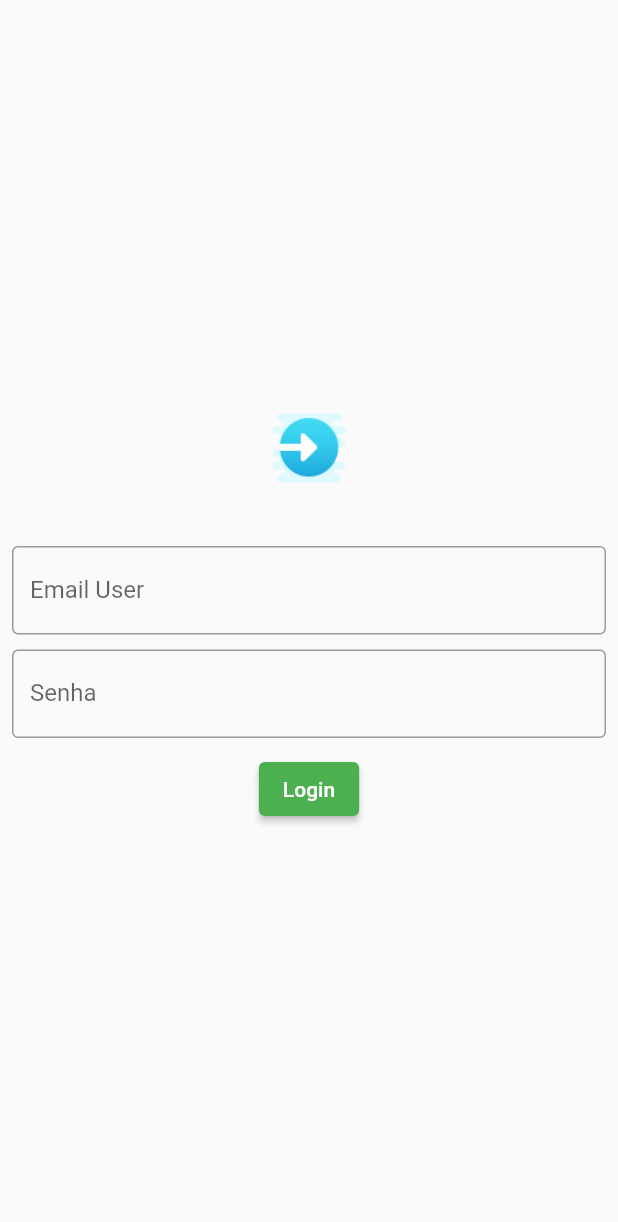
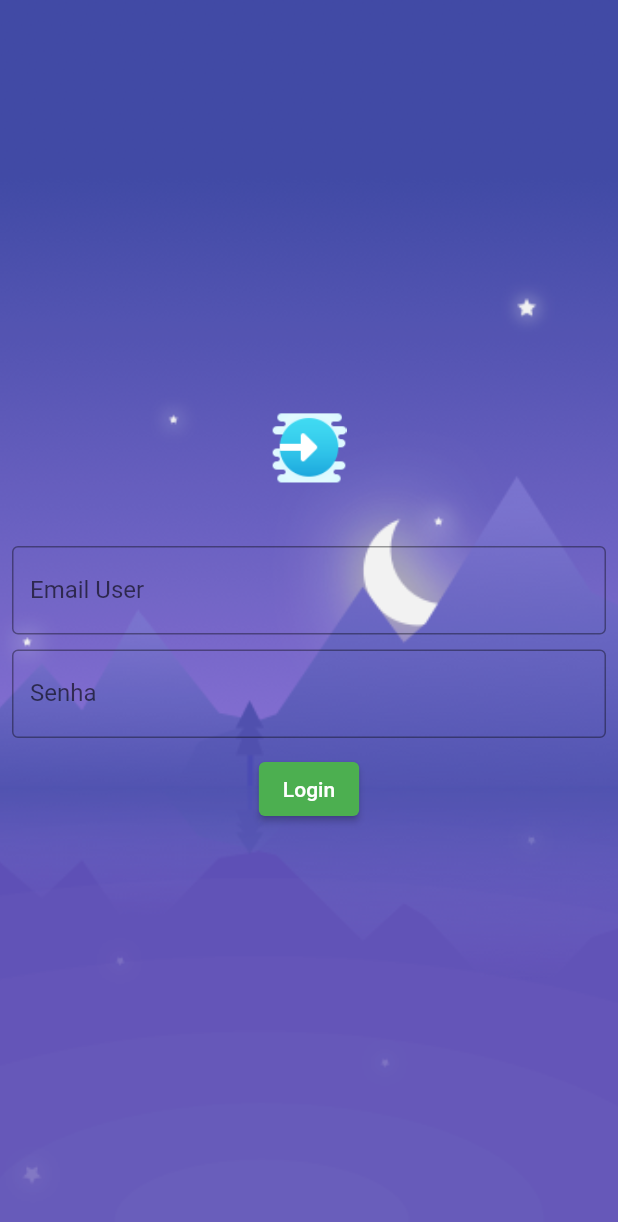
Before and after one commit to claytonferraz/flutter_aula2021_1, a Flutter app: the screen it shows after launch, on a phone screen of 412 x 824 dp. Shown: the top 1222 px of the screen. Run offline on Flutter 3.47's test engine with Material 2 defaults, Android fonts, the phone set to English and light mode, and no system bars.

Commit message:
Aula 1.17
Stack:  plano de fundo

```diff
--- a/lib/app_widget.dart
+++ b/lib/app_widget.dart
@@ -1,5 +1,4 @@
 import 'package:flutter/cupertino.dart';
-import 'package:flutter/foundation.dart';
 import 'package:flutter/material.dart';
 // import a nova class gerada
 import 'app_controller.dart';
--- a/lib/login_page.dart
+++ b/lib/login_page.dart
@@ -8,10 +8,11 @@
 class _LoginPageState extends State<LoginPage> {
   String email = "";
   String senha = "";
-  @override
-  Widget build(BuildContext context) {
-    return Scaffold(
-      body: SingleChildScrollView(
+
+  Widget _body() {
+    return Column(
+      children: [
+        SingleChildScrollView(
           child: SizedBox(
             width: MediaQuery.of(context).size.width,
             height: MediaQuery.of(context).size.height,
@@ -65,6 +66,26 @@
             ),
           ),
         ),
+      ],
+    );
+  }
+
+  @override
+  Widget build(BuildContext context) {
+    return Scaffold(
+      body: Stack(
+        children: [
+          // aqui ele empilha os componentes
+          SizedBox(
+              height: MediaQuery.of(context).size.height,
+              child: Image.asset(
+                'assets/images/Night.png',
+                fit: BoxFit.cover,
+              )),
+          Container(color: Colors.black.withOpacity(0.05)),
+          _body(),
+        ],
+      ),
     );
   }
 }
--- a/pubspec.yaml
+++ b/pubspec.yaml
@@ -47,7 +47,8 @@
   # To add assets to your application, add an assets section, like this:
   assets:
     - assets/images/logo.png
-  #   - images/a_dot_ham.jpeg
+    - assets/images/Night.png
+    - assets/images/AfterNoon.png
 
   # An image asset can refer to one or more resolution-specific "variants", see
   # https://flutter.dev/assets-and-images/#resolution-aware.
```
Also changed, not shown: assets/images/AfterNoon.png (added), assets/images/Night.png (added). Lines whose indentation alone changed are shown as unchanged.
